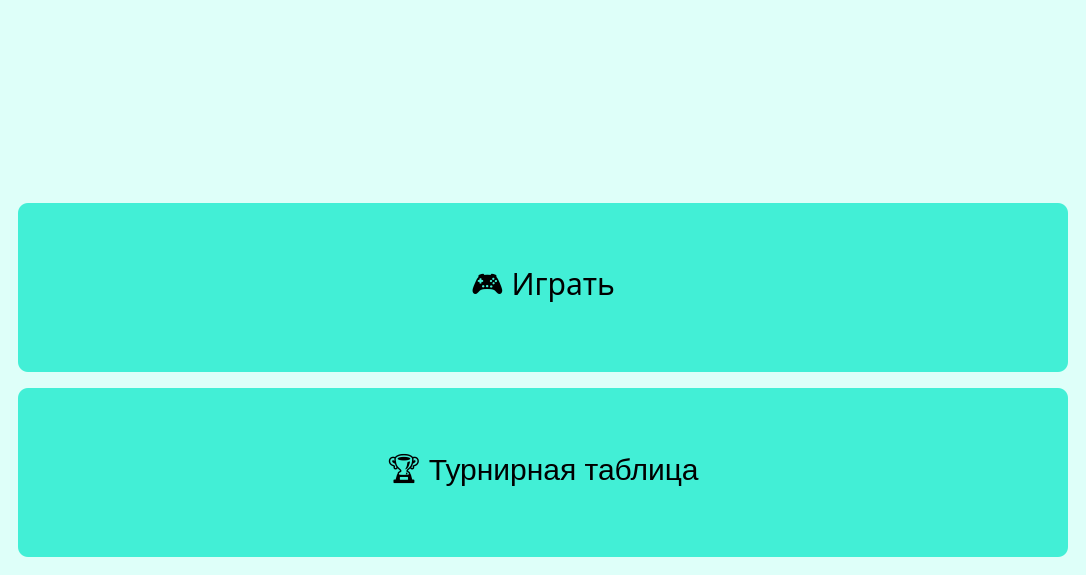
First picture: the form in JG_design.ui, repository ITSDENISSKA/JEOPARDY_GAMEMAKER, before the edit.
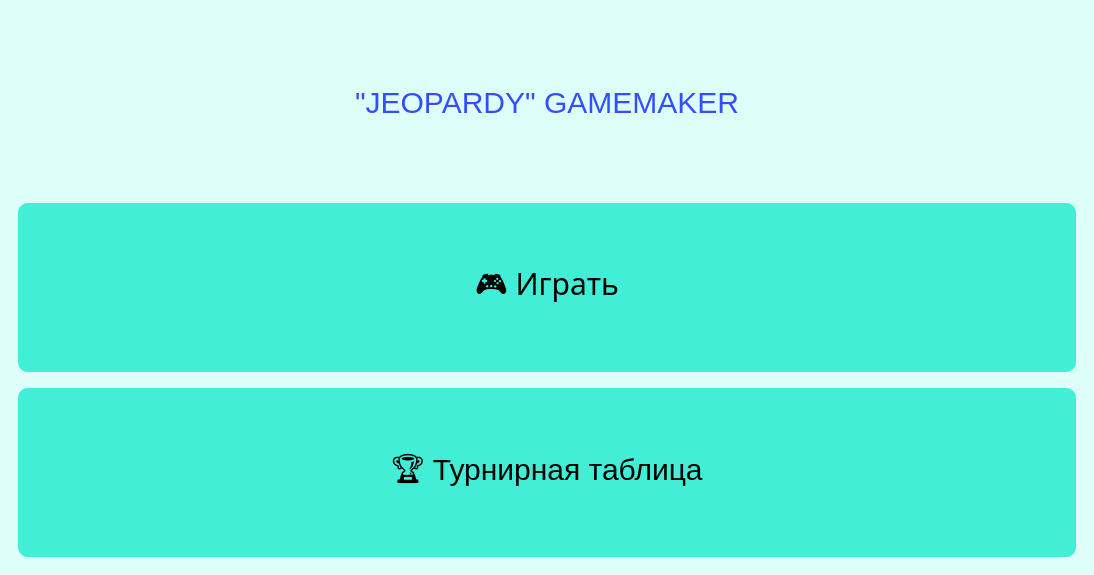
Second picture: the form after the edit. Icons and pictures are not drawn.

Commit message: redaction design and add files for test

Diff of the .ui file:
```diff
--- a/JG_design.ui
+++ b/JG_design.ui
@@ -6,7 +6,7 @@
    <rect>
     <x>0</x>
     <y>0</y>
-    <width>1086</width>
+    <width>1094</width>
     <height>575</height>
    </rect>
   </property>
@@ -72,7 +72,7 @@
    <property name="font">
     <font>
      <family>Comfortaa</family>
-     <pointsize>15</pointsize>
+     <pointsize>25</pointsize>
      <weight>50</weight>
      <italic>false</italic>
      <bold>false</bold>
@@ -97,8 +97,13 @@
             <height>0</height>
            </size>
           </property>
+          <property name="styleSheet">
+           <string notr="true">* {color: rgb(51, 78, 255);
+	font: 48pt &quot;Arial Rounded MT Bold&quot;;
+}</string>
+          </property>
           <property name="text">
-           <string/>
+           <string>&quot;JEOPARDY&quot; GAMEMAKER</string>
           </property>
           <property name="pixmap">
            <pixmap>../../Downloads/123/image2.png</pixmap>
@@ -131,7 +136,7 @@
           <property name="font">
            <font>
             <family>Comfortaa</family>
-            <pointsize>15</pointsize>
+            <pointsize>25</pointsize>
             <weight>50</weight>
             <italic>false</italic>
             <bold>false</bold>
```
Left out of the diff: 4 changed lines with no effect on the pictures. The commit also changes 12 other files.
